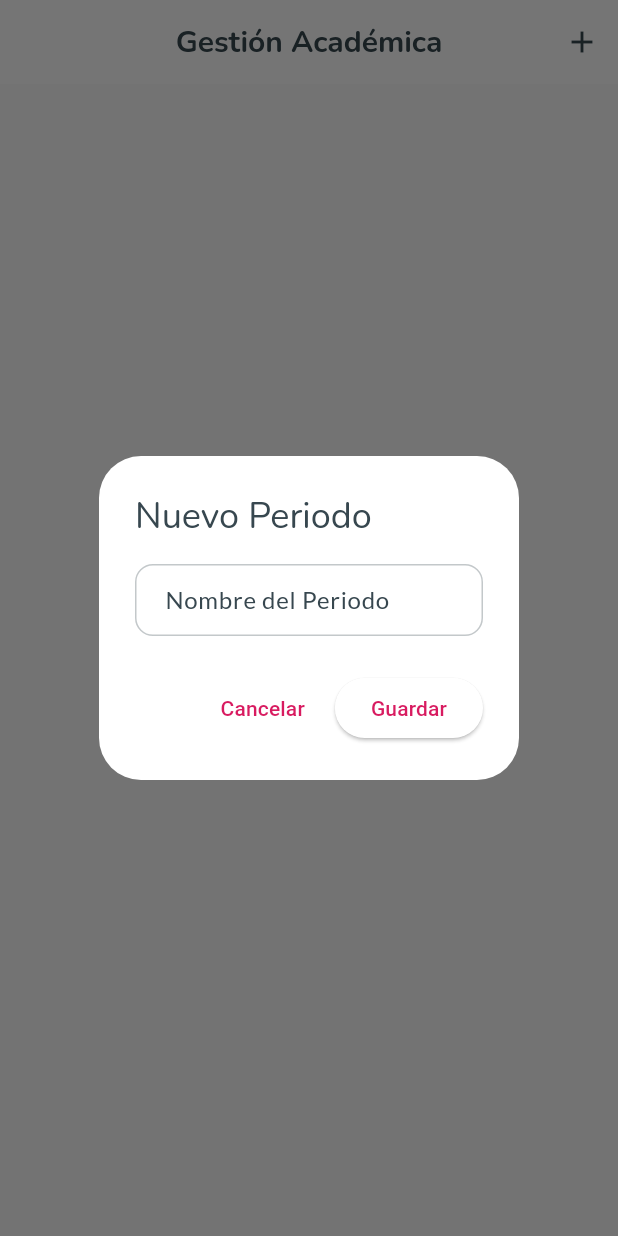
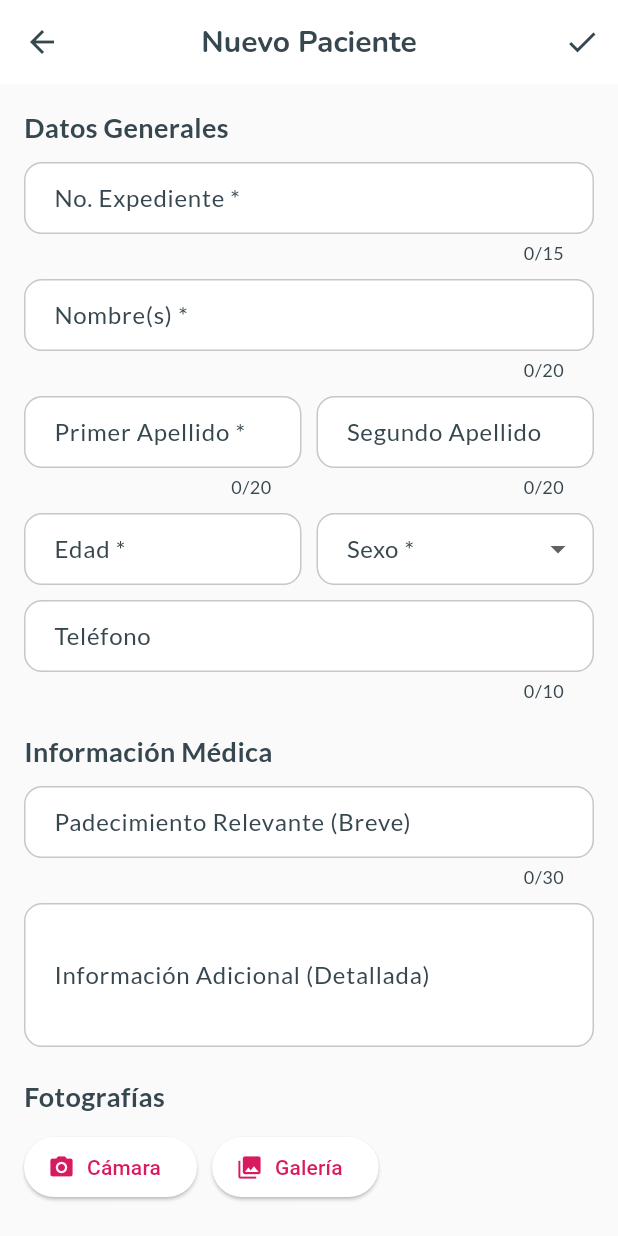
Before and after one commit to TheJulianAlva/project-mmh, a Flutter app: the screen it shows after launch, after a tap on the "add" icon, on a phone screen of 412 x 824 dp. Run offline on Flutter 3.47's test engine with Material 3 defaults, Android fonts, the phone set to English and light mode, and no system bars; drawn by our look-alikes of flutter_form_builder; our stand-ins replace flutter_colorpicker, flutter_riverpod, form_builder_validators, freezed_annotation, go_router, google_fonts and 2 more; accounts and stored records are empty.

Commit message:
feat: crea modelo de 'Paciente'. - Implementa lógica de ImagePicker y guardado de rutas en database. - Crea pantalla "Lista de Pacientes" (Buscador) y "Nuevo Paciente" (Formulario).

```diff
--- /dev/null
+++ b/code/project_mmh/devtools_options.yaml
@@ -0,0 +1,3 @@
+description: This file stores settings for Dart & Flutter DevTools.
+documentation: https://docs.flutter.dev/tools/devtools/extensions#configure-extension-enablement-states
+extensions:
--- a/code/project_mmh/lib/core/router/app_router.dart
+++ b/code/project_mmh/lib/core/router/app_router.dart
@@ -1,12 +1,24 @@
 import 'package:go_router/go_router.dart';
 import 'package:project_mmh/features/clinicas_metas/presentation/screens/clinicas_metas_screen.dart';
+import 'package:project_mmh/features/pacientes/presentation/screens/patients_screen.dart';
+import 'package:project_mmh/features/pacientes/presentation/screens/add_patient_screen.dart';
 
 final appRouter = GoRouter(
-  initialLocation: '/clinicas-metas', // Start here for now as per Block 2 focus
+  initialLocation: '/pacientes', // Changed to test Block 3
   routes: [
     GoRoute(
       path: '/clinicas-metas',
       builder: (context, state) => const ClinicasMetasScreen(),
     ),
+    GoRoute(
+      path: '/pacientes',
+      builder: (context, state) => const PatientsScreen(),
+      routes: [
+        GoRoute(
+          path: 'nuevo',
+          builder: (context, state) => const AddPatientScreen(),
+        ),
+      ],
+    ),
   ],
 );
--- /dev/null
+++ b/code/project_mmh/lib/features/pacientes/domain/patient.dart
@@ -0,0 +1,24 @@
+// ignore_for_file: invalid_annotation_target
+import 'package:freezed_annotation/freezed_annotation.dart';
+
+part 'patient.freezed.dart';
+part 'patient.g.dart';
+
+@freezed
+abstract class Patient with _$Patient {
+  const factory Patient({
+    @JsonKey(name: 'id_expediente') required String idExpediente,
+    @JsonKey(name: 'nombre') required String nombre,
+    @JsonKey(name: 'primer_apellido') required String primerApellido,
+    @JsonKey(name: 'segundo_apellido') String? segundoApellido,
+    @JsonKey(name: 'edad') required int edad,
+    @JsonKey(name: 'sexo') required String sexo,
+    @JsonKey(name: 'telefono') String? telefono,
+    @JsonKey(name: 'padecimiento_relevante') String? padecimientoRelevante,
+    @JsonKey(name: 'informacion_adicional') String? informacionAdicional,
+    @JsonKey(name: 'imagenes_paths') @Default([]) List<String> imagenesPaths,
+  }) = _Patient;
+
+  factory Patient.fromJson(Map<String, dynamic> json) =>
+      _$PatientFromJson(json);
+}
--- /dev/null
+++ b/code/project_mmh/lib/features/pacientes/presentation/providers/patients_provider.dart
@@ -0,0 +1,43 @@
+import 'package:flutter_riverpod/flutter_riverpod.dart';
+import 'package:project_mmh/features/pacientes/data/repositories/patient_repository.dart';
+import 'package:project_mmh/features/pacientes/domain/patient.dart';
+
+// Repository Provider
+final patientRepositoryProvider = Provider<PatientRepository>((ref) {
+  return PatientRepository();
+});
+
+// Patients Notifier Provider
+final patientsProvider = AsyncNotifierProvider<PatientsNotifier, List<Patient>>(
+  PatientsNotifier.new,
+);
+
+class PatientsNotifier extends AsyncNotifier<List<Patient>> {
+  @override
+  Future<List<Patient>> build() async {
+    return ref.watch(patientRepositoryProvider).getAllPatients();
+  }
+
+  Future<void> addPatient(Patient patient) async {
+    await ref.read(patientRepositoryProvider).insertPatient(patient);
+    ref.invalidateSelf();
+    await future;
+  }
+
+  Future<void> updatePatient(Patient patient) async {
+    await ref.read(patientRepositoryProvider).updatePatient(patient);
+    ref.invalidateSelf();
+    await future;
+  }
+
+  Future<void> deletePatient(String idExpediente) async {
+    await ref.read(patientRepositoryProvider).deletePatient(idExpediente);
+    ref.invalidateSelf();
+    await future;
+  }
+
+  // Future method to reload/refresh if needed manually, though invalidateSelf does it.
+  Future<void> refresh() async {
+    ref.invalidateSelf();
+  }
+}
--- /dev/null
+++ b/code/project_mmh/lib/features/pacientes/presentation/screens/add_patient_screen.dart
@@ -0,0 +1,370 @@
+import 'dart:io';
+
+import 'package:flutter/material.dart';
+import 'package:flutter_form_builder/flutter_form_builder.dart';
+import 'package:form_builder_validators/form_builder_validators.dart';
+import 'package:flutter_riverpod/flutter_riverpod.dart';
+import 'package:go_router/go_router.dart';
+import 'package:image_picker/image_picker.dart';
+import 'package:project_mmh/core/services/image_service.dart';
+import 'package:project_mmh/features/pacientes/domain/patient.dart';
+import 'package:project_mmh/features/pacientes/presentation/providers/patients_provider.dart';
+
+class AddPatientScreen extends ConsumerStatefulWidget {
+  const AddPatientScreen({super.key});
+
+  @override
+  ConsumerState<AddPatientScreen> createState() => _AddPatientScreenState();
+}
+
+class _AddPatientScreenState extends ConsumerState<AddPatientScreen> {
+  final _formKey = GlobalKey<FormBuilderState>();
+  final ImageService _imageService = ImageService();
+
+  // Locally held images before saving
+  final List<XFile> _selectedImages = [];
+  bool _isSaving = false;
+
+  Future<void> _pickImage(ImageSource source) async {
+    final XFile? image = await _imageService.pickImage(source);
+    if (image != null) {
+      setState(() {
+        _selectedImages.add(image);
+      });
+    }
+  }
+
+  Future<void> _savePatient() async {
+    if (_formKey.currentState?.saveAndValidate() ?? false) {
+      setState(() {
+        _isSaving = true;
+      });
+
+      try {
+        final formData = _formKey.currentState!.value;
+        final String idExpediente = formData['id_expediente'];
+
+        // 1. Save images to app storage
+        List<String> savedImagePaths = [];
+        for (var img in _selectedImages) {
+          final path = await _imageService.saveImage(img, idExpediente);
+          savedImagePaths.add(path);
+        }
+
+        // 2. Create Patient object
+        final newPatient = Patient(
+          idExpediente: idExpediente,
+          nombre: formData['nombre'],
+          primerApellido: formData['primer_apellido'],
+          segundoApellido: formData['segundo_apellido'],
+          edad: int.parse(formData['edad']), // Ensure numeric input
+          sexo: formData['sexo'],
+          telefono: formData['telefono'],
+          padecimientoRelevante: formData['padecimiento_relevante'],
+          informacionAdicional: formData['informacion_adicional'],
+          imagenesPaths: savedImagePaths,
+        );
+
+        // 3. Save to DB provider
+        await ref.read(patientsProvider.notifier).addPatient(newPatient);
+
+        if (mounted) {
+          context.pop(); // Go back to list
+        }
+      } catch (e) {
+        if (mounted) {
+          ScaffoldMessenger.of(
+            context,
+          ).showSnackBar(SnackBar(content: Text('Error al guardar: $e')));
+        }
+      } finally {
+        if (mounted) {
+          setState(() {
+            _isSaving = false;
+          });
+        }
+      }
+    }
+  }
+
+  @override
+  Widget build(BuildContext context) {
+    // Watch patients so we have the latest list for validation
+    final patientsAsync = ref.watch(patientsProvider);
+    final existingPatients = patientsAsync.asData?.value ?? [];
+
+    return Scaffold(
+      appBar: AppBar(
+        title: const Text('Nuevo Paciente'),
+        actions: [
+          IconButton(
+            icon: const Icon(Icons.check),
+            onPressed: _isSaving ? null : _savePatient,
+          ),
+        ],
+      ),
+      body:
+          _isSaving
+              ? const Center(child: CircularProgressIndicator())
+              : SingleChildScrollView(
+                padding: const EdgeInsets.all(16.0),
+                child: FormBuilder(
+                  key: _formKey,
+                  child: Column(
+                    crossAxisAlignment: CrossAxisAlignment.start,
+                    children: [
+                      const Text(
+                        'Datos Generales',
+                        style: TextStyle(
+                          fontSize: 18,
+                          fontWeight: FontWeight.bold,
+                        ),
+                      ),
+                      const SizedBox(height: 10),
+                      FormBuilderTextField(
+                        name: 'id_expediente',
+                        decoration: const InputDecoration(
+                          labelText: 'No. Expediente *',
+                        ),
+                        maxLength: 15,
+                        validator: (val) {
+                          if (val == null || val.isEmpty) {
+                            return 'Requerido';
+                          }
+                          if (existingPatients.any(
+                            (p) => p.idExpediente == val,
+                          )) {
+                            return 'El ID ya existe';
+                          }
+                          return null;
+                        },
+                      ),
+                      const SizedBox(height: 10),
+                      FormBuilderTextField(
+                        name: 'nombre',
+                        decoration: const InputDecoration(
+                          labelText: 'Nombre(s) *',
+                        ),
+                        maxLength: 20,
+                        validator: (val) {
+                          if (val == null || val.isEmpty) {
+                            return 'Requerido';
+                          }
+                          return null;
+                        },
+                      ),
+                      const SizedBox(height: 10),
+                      Row(
+                        children: [
+                          Expanded(
+                            child: FormBuilderTextField(
+                              name: 'primer_apellido',
+                              decoration: const InputDecoration(
+                                labelText: 'Primer Apellido *',
+                              ),
+                              maxLength: 20,
+                              validator: (val) {
+                                if (val == null || val.isEmpty) {
+                                  return 'Requerido';
+                                }
+                                return null;
+                              },
+                            ),
+                          ),
+                          const SizedBox(width: 10),
+                          Expanded(
+                            child: FormBuilderTextField(
+                              name: 'segundo_apellido',
+                              decoration: const InputDecoration(
+                                labelText: 'Segundo Apellido',
+                              ),
+                              maxLength: 20,
+                            ),
+                          ),
+                        ],
+                      ),
+                      const SizedBox(height: 10),
+                      Row(
+                        children: [
+                          Expanded(
+                            child: FormBuilderTextField(
+                              name: 'edad',
+                              decoration: const InputDecoration(
+                                labelText: 'Edad *',
+                              ),
+                              keyboardType: TextInputType.number,
+                              validator: FormBuilderValidators.compose([
+                                (val) {
+                                  if (val == null || val.isEmpty) {
+                                    return 'Requerido';
+                                  }
+                                  return null;
+                                },
+                                FormBuilderValidators.integer(
+                                  errorText: 'Debe ser un número entero',
+                                ),
+                                FormBuilderValidators.min(
+                                  1,
+                                  errorText: 'Edad no válida',
+                                ),
+                                FormBuilderValidators.max(
+                                  100,
+                                  errorText: 'Edad no válida',
+                                ),
+                              ]),
+                            ),
+                          ),
+                          const SizedBox(width: 10),
+                          Expanded(
+                            child: FormBuilderDropdown<String>(
+                              name: 'sexo',
+                              decoration: const InputDecoration(
+                                labelText: 'Sexo *',
+                              ),
+                              validator: (val) {
+                                if (val == null || val.isEmpty) {
+                                  return 'Requerido';
+                                }
+                                return null;
+                              },
+                              items:
+                                  ['Masculino', 'Femenino', 'Otro']
+                                      .map(
+                                        (gender) => DropdownMenuItem(
+                                          value: gender,
+                                          child: Text(gender),
+                                        ),
+                                      )
+                                      .toList(),
+                            ),
+                          ),
+                        ],
+                      ),
+                      const SizedBox(height: 10),
+                      FormBuilderTextField(
+                        name: 'telefono',
+                        decoration: const InputDecoration(
+                          labelText: 'Teléfono',
+                        ),
+                        maxLength: 10,
+                        keyboardType: TextInputType.phone,
+                        validator: FormBuilderValidators.compose([
+                          FormBuilderValidators.match(
+                            RegExp(r'^\d*$'),
+                            errorText: 'Solo números permitidos',
+                          ),
+                          FormBuilderValidators.maxLength(
+                            10,
+                            errorText: 'Máximo 10 dígitos',
+                          ),
+                        ]),
+                      ),
+                      const SizedBox(height: 20),
+
+                      const Text(
+                        'Información Médica',
+                        style: TextStyle(
+                          fontSize: 18,
+                          fontWeight: FontWeight.bold,
+                        ),
+                      ),
+                      const SizedBox(height: 10),
+                      FormBuilderTextField(
+                        name: 'padecimiento_relevante',
+                        decoration: const InputDecoration(
+                          labelText: 'Padecimiento Relevante (Breve)',
+                        ),
+                        maxLength: 30,
+                        maxLines: 1,
+                      ),
+                      const SizedBox(height: 10),
+                      FormBuilderTextField(
+                        name: 'informacion_adicional',
+                        decoration: const InputDecoration(
+                          labelText: 'Información Adicional (Detallada)',
+                        ),
+                        maxLines: 5,
+                        minLines: 3,
+                      ),
+                      const SizedBox(height: 20),
+
+                      const Text(
+                        'Fotografías',
+                        style: TextStyle(
+                          fontSize: 18,
+                          fontWeight: FontWeight.bold,
+                        ),
+                      ),
+                      const SizedBox(height: 10),
+                      Row(
+                        children: [
+                          ElevatedButton.icon(
+                            onPressed: () => _pickImage(ImageSource.camera),
+                            icon: const Icon(Icons.camera_alt),
+                            label: const Text('Cámara'),
+                          ),
+                          const SizedBox(width: 10),
+                          ElevatedButton.icon(
+                            onPressed: () => _pickImage(ImageSource.gallery),
+                            icon: const Icon(Icons.photo_library),
+                            label: const Text('Galería'),
+                          ),
+                        ],
+                      ),
+                      const SizedBox(height: 10),
+                      if (_selectedImages.isNotEmpty)
+                        SizedBox(
+                          height: 120,
+                          child: ListView.builder(
+                            scrollDirection: Axis.horizontal,
+                            itemCount: _selectedImages.length,
+                            itemBuilder: (context, index) {
+                              return Stack(
+                                children: [
+                                  Container(
+                                    margin: const EdgeInsets.only(right: 10),
+                                    width: 100,
+                                    height: 100,
+                                    decoration: BoxDecoration(
+                                      border: Border.all(color: Colors.grey),
+                                      image: DecorationImage(
+                                        image: FileImage(
+                                          File(_selectedImages[index].path),
+                                        ),
+                                        fit: BoxFit.cover,
+                                      ),
+                                    ),
+                                  ),
+                                  Positioned(
+                                    right: 0,
+                                    top: 0,
+                                    child: GestureDetector(
+                                      onTap: () {
+                                        setState(() {
+                                          _selectedImages.removeAt(index);
+                                        });
+                                      },
+                                      child: Container(
+                                        color: Colors.red.withValues(
+                                          alpha: 0.8,
+                                        ),
+                                        child: const Icon(
+                                          Icons.close,
+                                          color: Colors.white,
+                                          size: 20,
+                                        ),
+                                      ),
+                                    ),
+                                  ),
+                                ],
+                              );
+                            },
+                          ),
+                        ),
+                    ],
+                  ),
+                ),
+              ),
+    );
+  }
+}
--- /dev/null
+++ b/code/project_mmh/lib/features/pacientes/presentation/screens/patients_screen.dart
@@ -0,0 +1,111 @@
+import 'dart:io';
+
+import 'package:flutter/material.dart';
+import 'package:flutter_riverpod/flutter_riverpod.dart';
+import 'package:go_router/go_router.dart';
+import 'package:project_mmh/features/pacientes/domain/patient.dart';
+import 'package:project_mmh/features/pacientes/presentation/providers/patients_provider.dart';
+
+class PatientsScreen extends ConsumerStatefulWidget {
+  const PatientsScreen({super.key});
+
+  @override
+  ConsumerState<PatientsScreen> createState() => _PatientsScreenState();
+}
+
+class _PatientsScreenState extends ConsumerState<PatientsScreen> {
+  final TextEditingController _searchController = TextEditingController();
+  String _searchQuery = '';
+
+  @override
+  void dispose() {
+    _searchController.dispose();
+    super.dispose();
+  }
+
+  @override
+  Widget build(BuildContext context) {
+    final patientsAsync = ref.watch(patientsProvider);
+
+    return Scaffold(
+      appBar: AppBar(title: const Text('Pacientes')),
+      body: Column(
+        children: [
+          Padding(
+            padding: const EdgeInsets.all(8.0),
+            child: TextField(
+              controller: _searchController,
+              decoration: const InputDecoration(
+                labelText: 'Buscar paciente',
+                prefixIcon: Icon(Icons.search),
+                border: OutlineInputBorder(),
+              ),
+              onChanged: (value) {
+                setState(() {
+                  _searchQuery = value.toLowerCase();
+                });
+              },
+            ),
+          ),
+          Expanded(
+            child: patientsAsync.when(
+              data: (patients) {
+                final filteredPatients =
+                    patients.where((patient) {
+                      final fullName =
+                          '${patient.nombre} ${patient.primerApellido} ${patient.segundoApellido ?? ''}'
+                              .toLowerCase();
+                      return fullName.contains(_searchQuery) ||
+                          patient.idExpediente.toLowerCase().contains(
+                            _searchQuery,
+                          );
+                    }).toList();
+
+                if (filteredPatients.isEmpty) {
+                  return const Center(
+                    child: Text('No hay pacientes que coincidan.'),
+                  );
+                }
+
+                return ListView.builder(
+                  itemCount: filteredPatients.length,
+                  itemBuilder: (context, index) {
+                    final patient = filteredPatients[index];
+                    return ListTile(
+                      leading: CircleAvatar(
+                        backgroundImage:
+                            patient.imagenesPaths.isNotEmpty
+                                ? FileImage(File(patient.imagenesPaths.first))
+                                : null,
+                        child:
+                            patient.imagenesPaths.isEmpty
+                                ? const Icon(Icons.person)
+                                : null,
+                      ),
+                      title: Text(
+                        '${patient.nombre} ${patient.primerApellido} ${patient.segundoApellido ?? ''}',
+                      ),
+                      subtitle: Text('Exp: ${patient.idExpediente}'),
+                      trailing: const Icon(Icons.chevron_right),
+                      onTap: () {
+                        // TODO: Navigate to detail/edit
+                      },
+                    );
+                  },
+                );
+              },
+              loading: () => const Center(child: CircularProgressIndicator()),
+              error: (err, stack) => Center(child: Text('Error: $err')),
+            ),
+          ),
+        ],
+      ),
+      floatingActionButton: FloatingActionButton(
+        onPressed: () {
+          context.push('/pacientes/nuevo');
+        },
+        child: const Icon(Icons.add),
+      ),
+    );
+  }
+}
--- a/code/project_mmh/pubspec.yaml
+++ b/code/project_mmh/pubspec.yaml
@@ -15,6 +15,7 @@ dependencies:
   flutter_riverpod: ^2.6.1
   flutter_svg: ^2.2.2
   font_awesome_flutter: ^10.9.1
+  form_builder_validators: ^11.2.0
   freezed_annotation: ^3.1.0
   go_router: ^17.0.0
   google_fonts: ^7.0.2
```
Also changed, not shown: code/project_mmh/lib/core/services/image_service.dart (added, +39 -0 lines), code/project_mmh/lib/features/pacientes/data/repositories/patient_repository.dart (added, +83 -0 lines), code/project_mmh/lib/features/pacientes/domain/patient.freezed.dart (added), code/project_mmh/lib/features/pacientes/domain/patient.g.dart (added), code/project_mmh/pubspec.lock.
